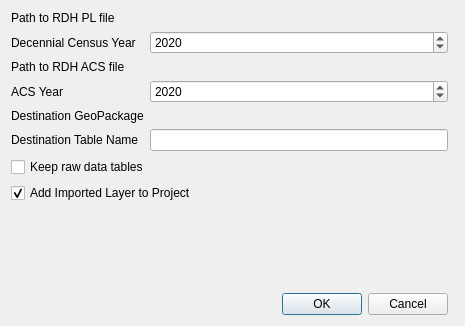
Above: ui/dlg_import.ui from couteau/census_pl_import before the change. Below: the same form after it.
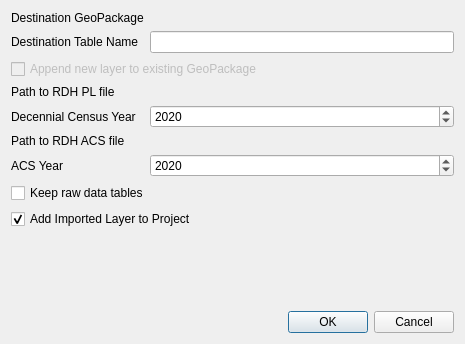
That is the form after the change. Custom widgets are drawn as their Qt base class.

Commit message: Allow appending to existing GPKG

What changed in the file:
```diff
--- a/ui/dlg_import.ui
+++ b/ui/dlg_import.ui
@@ -7,7 +7,7 @@
     <x>0</x>
     <y>0</y>
     <width>465</width>
-    <height>326</height>
+    <height>344</height>
    </rect>
   </property>
   <property name="windowTitle">
@@ -15,13 +15,53 @@
   </property>
   <layout class="QGridLayout" name="gridLayout">
    <item row="0" column="0">
+    <widget class="QLabel" name="lbOutput">
+     <property name="text">
+      <string>Destination GeoPackage</string>
+     </property>
+    </widget>
+   </item>
+   <item row="0" column="1">
+    <widget class="QgsFileWidget" name="fwOutput">
+     <property name="dialogTitle">
+      <string>Save GeoPackage</string>
+     </property>
+     <property name="filter">
+      <string>*.gpkg</string>
+     </property>
+     <property name="storageMode">
+      <enum>QgsFileWidget::SaveFile</enum>
+     </property>
+    </widget>
+   </item>
+   <item row="1" column="0">
+    <widget class="QLabel" name="lbTableName">
+     <property name="text">
+      <string>Destination Table Name</string>
+     </property>
+    </widget>
+   </item>
+   <item row="1" column="1">
+    <widget class="QLineEdit" name="edTableName"/>
+   </item>
+   <item row="2" column="0" colspan="2">
+    <widget class="QCheckBox" name="cbAppend">
+     <property name="enabled">
+      <bool>false</bool>
+     </property>
+     <property name="text">
+      <string>Append new layer to existing GeoPackage</string>
+     </property>
+    </widget>
+   </item>
+   <item row="3" column="0">
     <widget class="QLabel" name="lbPLFile">
      <property name="text">
       <string>Path to RDH PL file</string>
      </property>
     </widget>
    </item>
-   <item row="0" column="1">
+   <item row="3" column="1">
     <widget class="QgsFileWidget" name="fwPLFile">
      <property name="dialogTitle">
       <string>Select PL data file</string>
@@ -31,14 +71,14 @@
      </property>
     </widget>
    </item>
-   <item row="1" column="0">
+   <item row="4" column="0">
     <widget class="QLabel" name="lbDecennialYear">
      <property name="text">
       <string>Decennial Census Year</string>
      </property>
     </widget>
    </item>
-   <item row="1" column="1">
+   <item row="4" column="1">
     <widget class="QgsSpinBox" name="spDecennialYear">
      <property name="minimum">
       <number>1970</number>
@@ -54,14 +94,14 @@
      </property>
     </widget>
    </item>
-   <item row="2" column="0">
+   <item row="5" column="0">
     <widget class="QLabel" name="lbACSFile">
      <property name="text">
       <string>Path to RDH ACS file</string>
      </property>
     </widget>
    </item>
-   <item row="2" column="1">
+   <item row="5" column="1">
     <widget class="QgsFileWidget" name="fwACSFile">
      <property name="dialogTitle">
       <string>Select ACS data file</string>
@@ -71,14 +111,14 @@
      </property>
     </widget>
    </item>
-   <item row="3" column="0">
+   <item row="6" column="0">
     <widget class="QLabel" name="lbACSYear">
      <property name="text">
       <string>ACS Year</string>
      </property>
     </widget>
    </item>
-   <item row="3" column="1">
+   <item row="6" column="1">
     <widget class="QgsSpinBox" name="spACSYear">
      <property name="minimum">
       <number>1980</number>
@@ -94,44 +134,14 @@
      </property>
     </widget>
    </item>
-   <item row="4" column="0">
-    <widget class="QLabel" name="lbOutput">
-     <property name="text">
-      <string>Destination GeoPackage</string>
-     </property>
-    </widget>
-   </item>
-   <item row="4" column="1">
-    <widget class="QgsFileWidget" name="fwOutput">
-     <property name="dialogTitle">
-      <string>Save GeoPackage</string>
-     </property>
-     <property name="filter">
-      <string>*.gpkg</string>
-     </property>
-     <property name="storageMode">
-      <enum>QgsFileWidget::SaveFile</enum>
-     </property>
-    </widget>
-   </item>
-   <item row="5" column="0">
-    <widget class="QLabel" name="lbTableName">
-     <property name="text">
-      <string>Destination Table Name</string>
-     </property>
-    </widget>
-   </item>
-   <item row="5" column="1">
-    <widget class="QLineEdit" name="edTableName"/>
-   </item>
-   <item row="6" column="0" colspan="3">
+   <item row="8" column="0" colspan="2">
     <widget class="QCheckBox" name="cbKeepRDHdata">
      <property name="text">
       <string>Keep raw data tables</string>
      </property>
     </widget>
    </item>
-   <item row="7" column="0" colspan="2">
+   <item row="9" column="0" colspan="2">
     <widget class="QCheckBox" name="cbAddToProject">
      <property name="text">
       <string>Add Imported Layer to Project</string>
@@ -141,7 +151,7 @@
      </property>
     </widget>
    </item>
-   <item row="8" column="0" colspan="2">
+   <item row="10" column="0" colspan="2">
     <widget class="QLabel" name="lbStatus">
      <property name="styleSheet">
       <string notr="true">QLabel {
@@ -153,7 +163,7 @@
      </property>
     </widget>
    </item>
-   <item row="9" column="0" colspan="2">
+   <item row="11" column="0" colspan="2">
     <spacer name="verticalSpacer">
      <property name="orientation">
       <enum>Qt::Vertical</enum>
@@ -166,7 +176,7 @@
      </property>
     </spacer>
    </item>
-   <item row="11" column="0" colspan="2">
+   <item row="12" column="0" colspan="2">
     <widget class="QDialogButtonBox" name="buttonBox">
      <property name="orientation">
       <enum>Qt::Horizontal</enum>
```
The commit also changes 3 other files.
